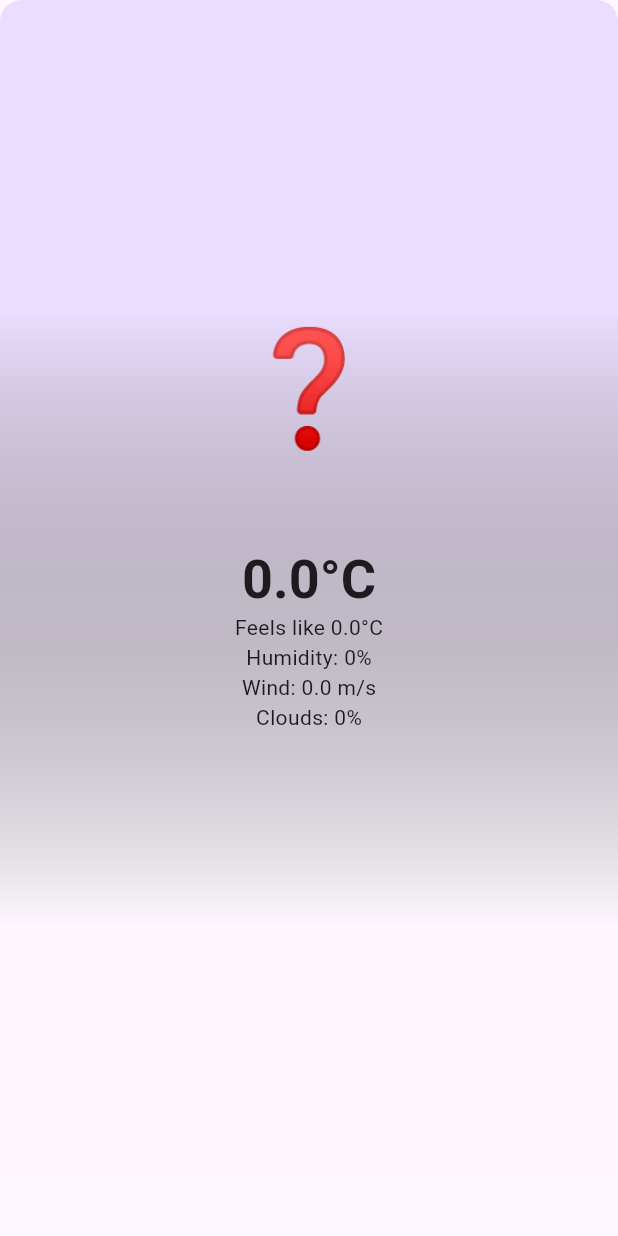
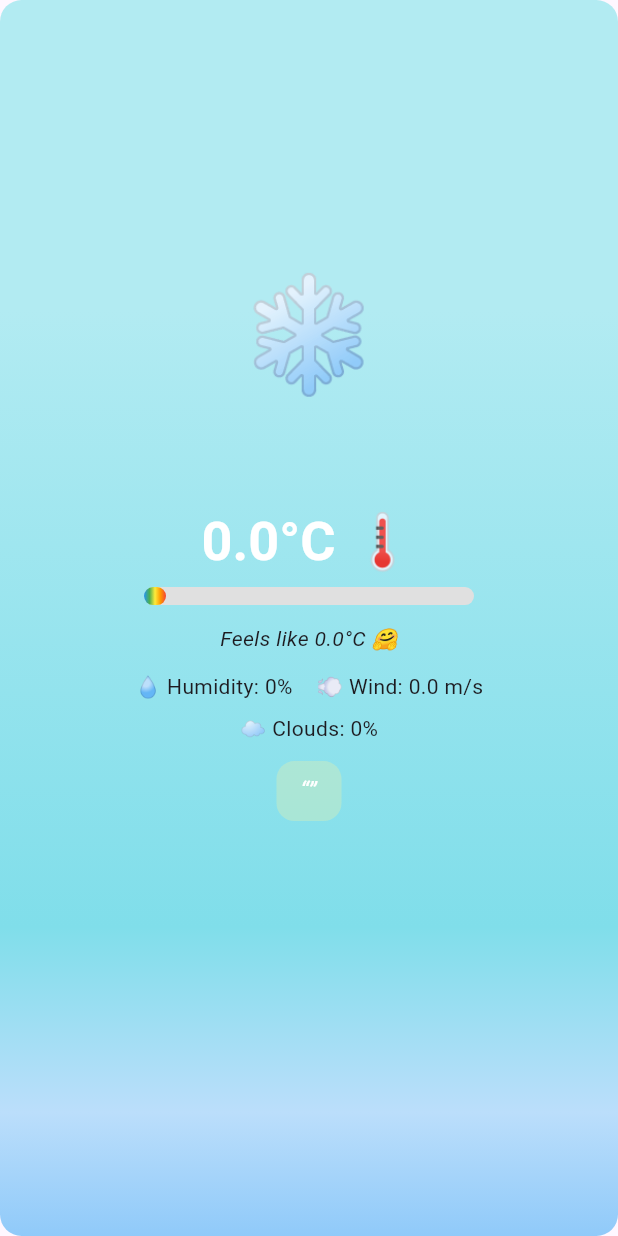
Before and after one commit to ishaquekannoth/weather, a Flutter app: the WeatherPopulated widget shown alone on an empty page, opened directly with empty values, on a phone screen of 412 x 824 dp. Run offline on Flutter 3.47's test engine with Material 3 defaults, Android fonts, the phone set to English and light mode, and no system bars; our stand-ins replace dio, flutter_bloc, flutter_screenutil, fpdart, get_it, shared_preferences and 1 more; missing offline and left inert: dio_smart_retry; accounts and stored records are empty.

```diff
--- a/lib/features/weather/presentation/widgets/weather_widgets.dart
+++ b/lib/features/weather/presentation/widgets/weather_widgets.dart
@@ -1,5 +1,6 @@
 import 'package:flutter/material.dart';
 import 'package:flutter_screenutil/flutter_screenutil.dart';
+import 'package:weather/core/widgets/shared/text_widget.dart';
 import 'package:weather/features/weather/domain/entities/weather_entity.dart';
 
 class WeatherPopulated extends StatelessWidget {
@@ -10,9 +11,13 @@ class WeatherPopulated extends StatelessWidget {
   @override
   Widget build(BuildContext context) {
     final theme = Theme.of(context);
+    final condition = weather.toCondition();
+
+    final tempFactor = tempToMeterFactor(weather.temperature).clamp(0.0, 1.0);
+
     return Stack(
       children: [
-        _WeatherBackground(condition: weather.toCondition()),
+        _WeatherBackground(condition: condition),
         Align(
           alignment: const Alignment(0, -1 / 3),
           child: SingleChildScrollView(
@@ -21,25 +26,107 @@ class WeatherPopulated extends StatelessWidget {
             child: Column(
               mainAxisSize: MainAxisSize.min,
               children: [
-                const SizedBox(height: 48),
-                _WeatherIcon(condition: weather.toCondition()),
-                Text(
-                  weather.cityName,
-                  style: theme.textTheme.displayMedium?.copyWith(
-                    fontWeight: FontWeight.w200,
+                SizedBox(height: 48.h),
+                _WeatherIcon(condition: condition),
+                TextWidget(
+                  maxLines: 2,
+                  text: weather.cityName,
+                  textStyle: theme.textTheme.displayMedium?.copyWith(
+                    fontWeight: FontWeight.w300,
+                    letterSpacing: 1.2,
                   ),
                 ),
+                SizedBox(height: 12.h),
+
+                Column(
+                  children: [
+                    Text(
+                      '${weather.temperature.toStringAsFixed(1)}°C 🌡️',
+                      style: theme.textTheme.displaySmall?.copyWith(
+                        fontWeight: FontWeight.bold,
+                        color: Colors.white,
+                      ),
+                    ),
+                    const SizedBox(height: 8),
+                    Container(
+                      width: 220,
+                      height: 12,
+                      decoration: BoxDecoration(
+                        borderRadius: BorderRadius.circular(6),
+                        color: Colors.grey.shade300,
+                      ),
+                      child: FractionallySizedBox(
+                        alignment: Alignment.centerLeft,
+                        widthFactor: tempFactor,
+                        child: Container(
+                          decoration: BoxDecoration(
+                            borderRadius: BorderRadius.circular(6),
+                            gradient: const LinearGradient(
+                              colors: [
+                                Colors.blue,
+                                Colors.green,
+                                Colors.yellow,
+                                Colors.orange,
+                                Colors.red,
+                              ],
+                            ),
+                          ),
+                        ),
+                      ),
+                    ),
+                  ],
+                ),
+                const SizedBox(height: 12),
+
                 Text(
-                  '${weather.temperature.toStringAsFixed(1)}°C',
-                  style: theme.textTheme.displaySmall?.copyWith(
-                    fontWeight: FontWeight.bold,
+                  'Feels like ${weather.feelsLike.toStringAsFixed(1)}°C 🤗',
+                  style: theme.textTheme.bodyMedium?.copyWith(
+                    fontStyle: FontStyle.italic,
                   ),
                 ),
-                Text('Feels like ${weather.feelsLike.toStringAsFixed(1)}°C'),
-                Text('Humidity: ${weather.humidity}%'),
-                Text('Wind: ${weather.windSpeed} m/s'),
-                Text('Clouds: ${weather.clouds}%'),
-                Text(weather.description, style: theme.textTheme.bodyMedium),
+                const SizedBox(height: 12),
+
+                Row(
+                  mainAxisAlignment: MainAxisAlignment.center,
+                  children: [
+                    Text(
+                      '💧 Humidity: ${weather.humidity}%',
+                      style: theme.textTheme.bodyMedium,
+                    ),
+                    const SizedBox(width: 16),
+                    Text(
+                      '💨 Wind: ${weather.windSpeed} m/s',
+                      style: theme.textTheme.bodyMedium,
+                    ),
+                  ],
+                ),
+                const SizedBox(height: 8),
+                Text(
+                  '☁️ Clouds: ${weather.clouds}%',
+                  style: theme.textTheme.bodyMedium,
+                ),
+                const SizedBox(height: 12),
+
+                // Description box
+                Container(
+                  padding: const EdgeInsets.symmetric(
+                    vertical: 8,
+                    horizontal: 16,
+                  ),
+                  decoration: BoxDecoration(
+                    color: Colors.yellow.shade200.withAlpha(70),
+                    borderRadius: BorderRadius.circular(12),
+                  ),
+                  child: Text(
+                    '“${weather.description}”',
+                    style: theme.textTheme.bodyLarge?.copyWith(
+                      fontStyle: FontStyle.italic,
+                      color: Colors.white,
+                    ),
+                    textAlign: TextAlign.center,
+                  ),
+                ),
+                const SizedBox(height: 24),
               ],
             ),
           ),
@@ -53,7 +140,6 @@ class _WeatherIcon extends StatelessWidget {
   const _WeatherIcon({required this.condition});
 
   static const _iconSize = 75.0;
-
   final WeatherCondition condition;
 
   @override
@@ -62,7 +148,6 @@ class _WeatherIcon extends StatelessWidget {
   }
 }
 
-/// Background that adapts based on condition
 class _WeatherBackground extends StatelessWidget {
   const _WeatherBackground({required this.condition});
 
@@ -90,93 +175,102 @@ class _WeatherBackground extends StatelessWidget {
 
 /// --- ENUM + EXTENSIONS ---
 
-enum WeatherCondition { clear, rainy, cloudy, snowy, unknown }
+enum WeatherCondition { hot, warm, mild, cold, freezing, unknown }
 
 extension on WeatherCondition {
   String get toEmoji {
     switch (this) {
-      case WeatherCondition.clear:
+      case WeatherCondition.hot:
+        return '🔥';
+      case WeatherCondition.warm:
         return '☀️';
-      case WeatherCondition.rainy:
-        return '🌧️';
-      case WeatherCondition.cloudy:
-        return '☁️';
-      case WeatherCondition.snowy:
-        return '🌨️';
+      case WeatherCondition.mild:
+        return '🌤️';
+      case WeatherCondition.cold:
+        return '🧥';
+      case WeatherCondition.freezing:
+        return '❄️';
       case WeatherCondition.unknown:
         return '❓';
     }
   }
 
   List<Color> toColors(BuildContext context) {
-    final color = Theme.of(context).colorScheme.primaryContainer;
     switch (this) {
-      case WeatherCondition.clear:
+      case WeatherCondition.hot:
+        return [
+          Colors.red.shade400,
+          Colors.orange.shade400,
+          Colors.yellow.shade300,
+          Colors.orange.shade200,
+        ];
+      case WeatherCondition.warm:
         return [
           Colors.orange.shade200,
+          Colors.yellow.shade200,
+          Colors.orange.shade300,
           Colors.orange.shade400,
-          Colors.blue.shade200,
-          Colors.blue.shade400,
         ];
-      case WeatherCondition.rainy:
+      case WeatherCondition.mild:
         return [
-          Colors.blueGrey.shade200,
-          Colors.blueGrey.shade400,
-          Colors.blue.shade700,
-          Colors.blue.shade900,
-        ];
-      case WeatherCondition.cloudy:
-        return [
-          Colors.grey.shade300,
-          Colors.grey.shade400,
-          Colors.blueGrey.shade300,
-          Colors.blueGrey.shade500,
-        ];
-      case WeatherCondition.snowy:
-        return [
-          Colors.white,
-          Colors.blue.shade100,
+          Colors.green.shade200,
+          Colors.teal.shade200,
           Colors.blue.shade200,
           Colors.blue.shade300,
         ];
+      case WeatherCondition.cold:
+        return [
+          Colors.blue.shade300,
+          Colors.blue.shade400,
+          Colors.blueGrey.shade400,
+          Colors.blueGrey.shade600,
+        ];
+      case WeatherCondition.freezing:
+        return [
+          Colors.cyan.shade100,
+          Colors.cyan.shade200,
+          Colors.blue.shade100,
+          Colors.blue.shade200,
+        ];
       case WeatherCondition.unknown:
         return [
-          color,
-          color.brighten(),
-          color.brighten(33),
-          color.brighten(50),
+          Colors.grey.shade400,
+          Colors.grey.shade500,
+          Colors.blueGrey.shade400,
+          Colors.blueGrey.shade500,
         ];
     }
   }
 }
 
-/// Map WeatherEntity.description → WeatherCondition
+/// Map WeatherEntity.temperature → WeatherCondition
 extension WeatherEntityMapper on WeatherEntity {
   WeatherCondition toCondition() {
-    final desc = description.toLowerCase();
-    if (desc.contains('clear')) return WeatherCondition.clear;
-    if (desc.contains('rain')) return WeatherCondition.rainy;
-    if (desc.contains('cloud')) return WeatherCondition.cloudy;
-    if (desc.contains('snow')) return WeatherCondition.snowy;
+    final temp = temperature; // temperature in Celsius
+    if (temp >= 35) return WeatherCondition.hot;
+    if (temp >= 30) return WeatherCondition.warm;
+    if (temp >= 20) return WeatherCondition.mild;
+    if (temp >= 5) return WeatherCondition.cold;
+    if (temp < 5) return WeatherCondition.freezing;
     return WeatherCondition.unknown;
   }
 }
 
-/// Color brighten extension
-
-extension ColorBrightness on Color {
-  Color brighten([int percent = 10]) {
-    assert(
-      1 <= percent && percent <= 100,
-      'percentage must be between 1 and 100',
-    );
-    final p = percent / 100;
-
-    return Color.fromARGB(
-      a.toInt(),
-      (r + ((255 - r) * p)).round(),
-      (g + ((255 - g) * p)).round(),
-      (b + ((255 - b) * p)).round(),
-    );
+double tempToMeterFactor(double temp) {
+  if (temp < 5) {
+    // Freezing (0–0.1)
+    return ((temp + 10) / 15 * 0.1).clamp(0.0, 0.1);
+  } else if (temp < 20) {
+    // Cold (0.1–0.4)
+    return 0.1 + ((temp - 5) / 15 * 0.3).clamp(0.0, 0.3);
+  } else if (temp < 30) {
+    // Mild (0.4–0.7)
+    return 0.4 + ((temp - 20) / 10 * 0.3).clamp(0.0, 0.3);
+  } else if (temp < 35) {
+    // Warm (0.7–0.9)
+    return 0.7 + ((temp - 30) / 5 * 0.2).clamp(0.0, 0.2);
+  } else {
+    // Hot (≥35)
+    return 1.0; // Always full
   }
 }
```
Also changed, not shown: lib/core/widgets/dialogues/custom_dialogues.dart (deleted, +0 -25 lines), lib/core/widgets/dialogues/generic_dialogues.dart (deleted, +0 -28 lines), lib/core/widgets/loading/loading_screen.dart (deleted, +0 -105 lines), lib/core/widgets/loading/loading_screen_controller.dart (deleted, +0 -12 lines), lib/core/widgets/shared/generic_button.dart (deleted, +0 -75 lines), lib/core/widgets/shared/image_widget.dart (deleted, +0 -77 lines), lib/features/weather/presentation/pages/weather_page.dart (+7 -2 lines), lib/features/weather/presentation/widgets/weather_loading.dart (added, +74 -0 lines).
